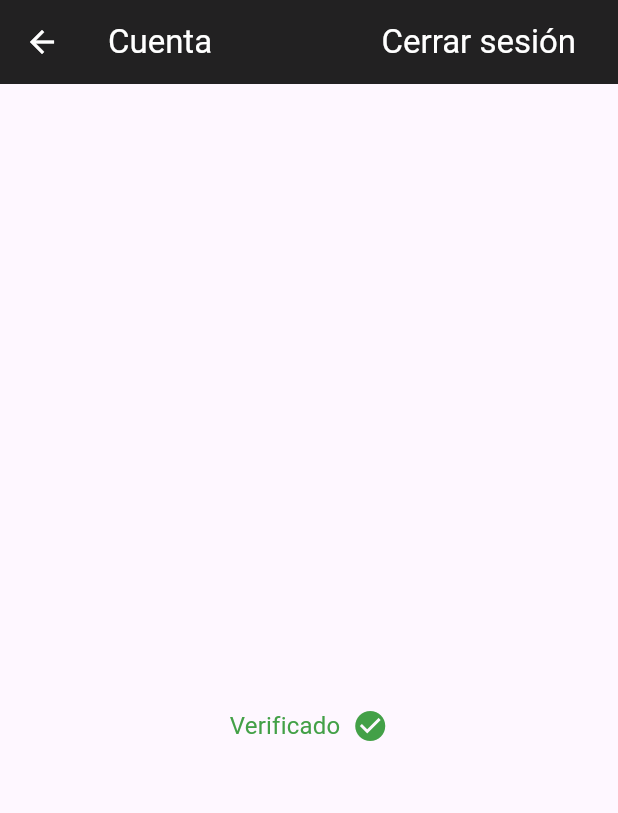
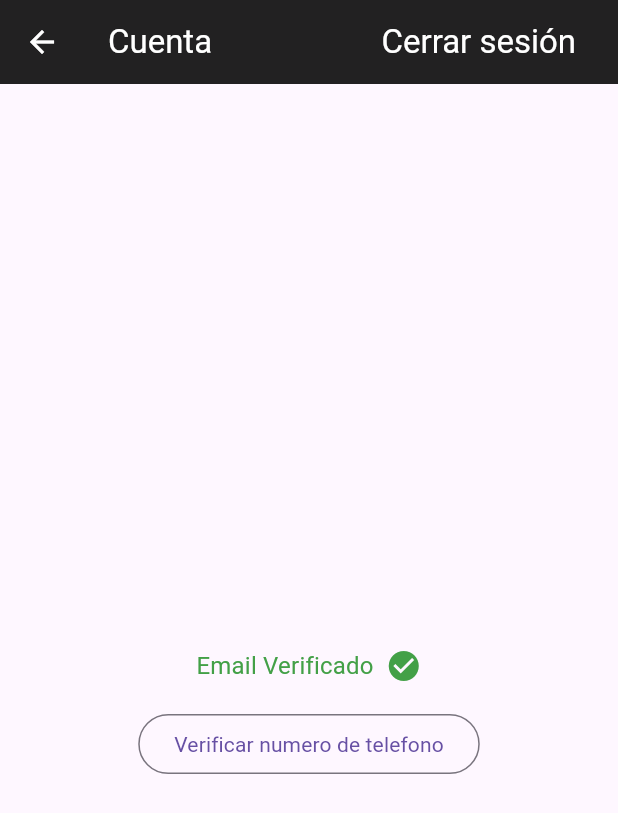
Before and after one commit to Div-elopers/Alamo, a Flutter app: the AccountScreen screen opened by its route, on a phone screen of 412 x 824 dp. Shown: the top 813 px of the screen. Run offline on Flutter 3.47's test engine with Material 3 defaults, Android fonts, the light colour scheme and no system bars; our stand-ins replace cached_network_image, firebase_auth, firebase_core, flutter_dotenv, flutter_riverpod, go_router and 3 more; accounts and stored records are empty; generated files the repository leaves out were written again.

Commit message:
Phone number work in progredd

```diff
--- a/alamo/lib/src/features/auth/account/account_screen.dart
+++ b/alamo/lib/src/features/auth/account/account_screen.dart
@@ -1,14 +1,17 @@
 import 'package:alamo/src/constants/app_sizes.dart';
 import 'package:alamo/src/features/auth/account/account_screen_controller.dart';
+import 'package:alamo/src/features/auth/account/phone_number_verification.dart';
 import 'package:alamo/src/features/auth/data/auth_repository.dart';
 import 'package:alamo/src/features/auth/domain/app_user.dart';
 import 'package:alamo/src/localization/string_hardcoded.dart';
+import 'package:alamo/src/routing/app_router.dart';
 import 'package:alamo/src/utils/async_value_ui.dart';
 import 'package:alamo/src/widgets/action_text_button.dart';
 import 'package:alamo/src/widgets/alert_dialogs.dart';
 import 'package:alamo/src/widgets/responsive_center.dart';
 import 'package:flutter/material.dart';
 import 'package:flutter_riverpod/flutter_riverpod.dart';
+import 'package:go_router/go_router.dart';
 
 /// Simple account screen showing some user info and a logout button.
 class AccountScreen extends ConsumerWidget {
@@ -44,7 +47,7 @@ class AccountScreen extends ConsumerWidget {
         ],
       ),
       body: const ResponsiveCenter(
-        padding: EdgeInsets.symmetric(horizontal: Sizes.p16),
+        padding: EdgeInsets.symmetric(horizontal: Sizes.p8),
         child: AccountScreenContents(),
       ),
     );
@@ -69,7 +72,7 @@ class AccountScreenContents extends ConsumerWidget {
           user.uid,
           style: Theme.of(context).textTheme.bodySmall,
         ),
-        gapH32,
+        gapH16,
         Text(
           user.email ?? '',
           style: Theme.of(context).textTheme.titleMedium,
@@ -78,6 +81,9 @@ class AccountScreenContents extends ConsumerWidget {
         EmailVerificationWidget(
           user: user,
         ),
+        gapH16,
+        const VerifyPhoneNumberWidget()
+        //
       ],
     );
   }
@@ -115,7 +121,7 @@ class EmailVerificationWidget extends ConsumerWidget {
         crossAxisAlignment: CrossAxisAlignment.center,
         children: [
           Text(
-            "Verificado".hardcoded,
+            "Email Verificado".hardcoded,
             style: Theme.of(context).textTheme.titleMedium!.copyWith(color: Colors.green.shade600),
           ),
           gapW8,
@@ -125,3 +131,27 @@ class EmailVerificationWidget extends ConsumerWidget {
     }
   }
 }
+
+class VerifyPhoneNumberWidget extends ConsumerWidget {
+  const VerifyPhoneNumberWidget({super.key});
+
+  @override
+  Widget build(BuildContext context, WidgetRef ref) {
+    final state = ref.watch(accountScreenControllerProvider);
+
+    return Row(
+      mainAxisSize: MainAxisSize.min,
+      children: [
+        OutlinedButton(
+            onPressed: state.isLoading
+                ? null
+                : () async {
+                    context.goNamed(
+                      AppRoute.verifyPhone.name,
+                    );
+                  },
+            child: Text("Verificar numero de telefono".hardcoded))
+      ],
+    );
+  }
+}
--- a/alamo/lib/src/features/auth/data/firebase_app_user.dart
+++ b/alamo/lib/src/features/auth/data/firebase_app_user.dart
@@ -17,4 +17,10 @@ class FirebaseAppUser implements AppUser {
 
   @override
   Future<void> sendEmailVerification() => _user.sendEmailVerification();
+
+  @override
+  String? get phoneNumber => throw UnimplementedError();
+
+  @override
+  bool get phoneNumberVerified => throw UnimplementedError();
 }
--- a/alamo/lib/src/features/auth/domain/app_user.dart
+++ b/alamo/lib/src/features/auth/domain/app_user.dart
@@ -6,26 +6,49 @@ class AppUser {
     required this.uid,
     this.email,
     this.emailVerified = false,
+    this.phoneNumber,
+    this.phoneNumberVerified = false,
   });
+
   final UserID uid;
   final String? email;
   final bool emailVerified;
+  final String? phoneNumber;
+  final bool phoneNumberVerified;
 
   Future<void> sendEmailVerification() async {}
 
-  // * Here we override methods from [Object] directly rather than using
-  // * [Equatable], since this class will be subclassed or implemented
-  // * by other classes.
   @override
   bool operator ==(Object other) {
     if (identical(this, other)) return true;
 
-    return other is AppUser && other.uid == uid && other.email == email;
+    return other is AppUser && other.uid == uid && other.email == email && other.phoneNumber == phoneNumber;
   }
 
   @override
-  int get hashCode => uid.hashCode ^ email.hashCode;
+  int get hashCode => uid.hashCode ^ email.hashCode ^ phoneNumber.hashCode;
 
   @override
-  String toString() => 'AppUser(uid: $uid, email: $email)';
+  String toString() => 'AppUser(uid: $uid, email: $email, phoneNumber: $phoneNumber)';
 }
+
+enum PhoneVerificationStatus {
+  codeSent,
+  verificationCompleted,
+  verificationFailed,
+  autoRetrievalTimeout,
+}
+
+class PhoneVerificationResult {
+  final PhoneVerificationStatus status;
+  final String? verificationId;
+  final int? resendToken;
+  final String? errorMessage;
+
+  PhoneVerificationResult({
+    required this.status,
+    this.verificationId,
+    this.resendToken,
+    this.errorMessage,
+  });
+}
--- a/alamo/lib/src/features/map/presentation/map_controller.dart
+++ b/alamo/lib/src/features/map/presentation/map_controller.dart
@@ -1,5 +1,3 @@
-// lib/src/features/map/presentation/map_controller.dart
-
 import 'dart:io';
 
 import 'package:alamo/src/utils/notifier_mounted.dart';
```
Also changed, not shown: alamo/lib/src/features/auth/account/account_screen_controller.dart (+33 -0 lines), alamo/lib/src/features/auth/account/phone_number_verification.dart (added, +137 -0 lines), alamo/lib/src/features/auth/data/auth_repository.dart (+74 -0 lines), alamo/lib/src/features/auth/sign_in/string_validators.dart (+8 -2 lines), alamo/lib/src/routing/app_router.dart (+11 -0 lines), 3 other files.
